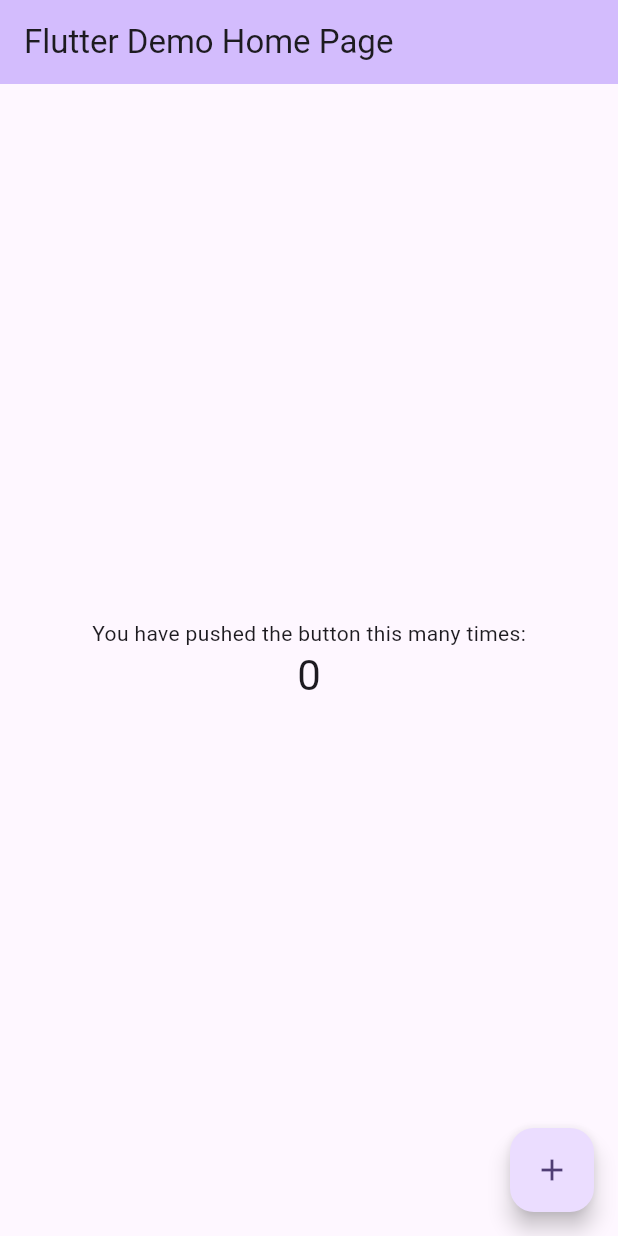
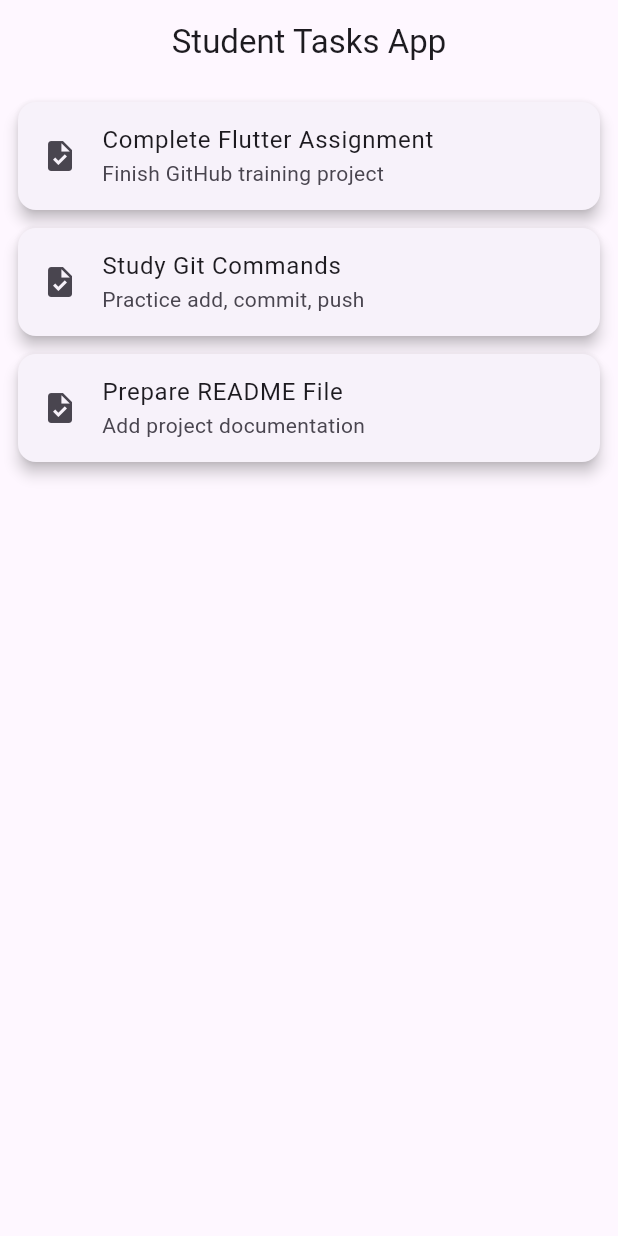
Before and after one commit to sadi-harb/github-training-project, a Flutter app: the screen it shows after launch, on a phone screen of 412 x 824 dp. Run offline on Flutter 3.47's test engine with Material 3 defaults, Android fonts, the phone set to English and light mode, and no system bars.

Commit message:
Added home screen layout

```diff
--- a/lib/main.dart
+++ b/lib/main.dart
@@ -1,121 +1,66 @@
 import 'package:flutter/material.dart';
 
 void main() {
-  runApp(const MyApp());
+  runApp(const StudentTasksApp());
 }
 
-class MyApp extends StatelessWidget {
-  const MyApp({super.key});
+class StudentTasksApp extends StatelessWidget {
+  const StudentTasksApp({super.key});
 
-  // This widget is the root of your application.
   @override
   Widget build(BuildContext context) {
     return MaterialApp(
-      title: 'Flutter Demo',
+      debugShowCheckedModeBanner: false,
+      title: 'Student Tasks App',
       theme: ThemeData(
-        // This is the theme of your application.
-        //
-        // TRY THIS: Try running your application with "flutter run". You'll see
-        // the application has a purple toolbar. Then, without quitting the app,
-        // try changing the seedColor in the colorScheme below to Colors.green
-        // and then invoke "hot reload" (save your changes or press the "hot
-        // reload" button in a Flutter-supported IDE, or press "r" if you used
-        // the command line to start the app).
-        //
-        // Notice that the counter didn't reset back to zero; the application
-        // state is not lost during the reload. To reset the state, use hot
-        // restart instead.
-        //
-        // This works for code too, not just values: Most code changes can be
-        // tested with just a hot reload.
-        colorScheme: .fromSeed(seedColor: Colors.deepPurple),
+        primarySwatch: Colors.blue,
       ),
-      home: const MyHomePage(title: 'Flutter Demo Home Page'),
+      home: const HomeScreen(),
     );
   }
 }
 
-class MyHomePage extends StatefulWidget {
-  const MyHomePage({super.key, required this.title});
+class HomeScreen extends StatelessWidget {
+  const HomeScreen({super.key});
 
-  // This widget is the home page of your application. It is stateful, meaning
-  // that it has a State object (defined below) that contains fields that affect
-  // how it looks.
-
-  // This class is the configuration for the state. It holds the values (in this
-  // case the title) provided by the parent (in this case the App widget) and
-  // used by the build method of the State. Fields in a Widget subclass are
-  // always marked "final".
-
-  final String title;
-
-  @override
-  State<MyHomePage> createState() => _MyHomePageState();
-}
-
-class _MyHomePageState extends State<MyHomePage> {
-  int _counter = 0;
-
-  void _incrementCounter() {
-    setState(() {
-      // This call to setState tells the Flutter framework that something has
-      // changed in this State, which causes it to rerun the build method below
-      // so that the display can reflect the updated values. If we changed
-      // _counter without calling setState(), then the build method would not be
-      // called again, and so nothing would appear to happen.
-      _counter++;
-    });
-  }
+  final List<Map<String, String>> tasks = const [
+    {
+      "title": "Complete Flutter Assignment",
+      "subtitle": "Finish GitHub training project"
+    },
+    {
+      "title": "Study Git Commands",
+      "subtitle": "Practice add, commit, push"
+    },
+    {
+      "title": "Prepare README File",
+      "subtitle": "Add project documentation"
+    },
+  ];
 
   @override
   Widget build(BuildContext context) {
-    // This method is rerun every time setState is called, for instance as done
-    // by the _incrementCounter method above.
-    //
-    // The Flutter framework has been optimized to make rerunning build methods
-    // fast, so that you can just rebuild anything that needs updating rather
-    // than having to individually change instances of widgets.
     return Scaffold(
       appBar: AppBar(
-        // TRY THIS: Try changing the color here to a specific color (to
-        // Colors.amber, perhaps?) and trigger a hot reload to see the AppBar
-        // change color while the other colors stay the same.
-        backgroundColor: Theme.of(context).colorScheme.inversePrimary,
-        // Here we take the value from the MyHomePage object that was created by
-        // the App.build method, and use it to set our appbar title.
-        title: Text(widget.title),
+        title: const Text("Student Tasks App"),
+        centerTitle: true,
       ),
-      body: Center(
-        // Center is a layout widget. It takes a single child and positions it
-        // in the middle of the parent.
-        child: Column(
-          // Column is also a layout widget. It takes a list of children and
-          // arranges them vertically. By default, it sizes itself to fit its
-          // children horizontally, and tries to be as tall as its parent.
-          //
-          // Column has various properties to control how it sizes itself and
-          // how it positions its children. Here we use mainAxisAlignment to
-          // center the children vertically; the main axis here is the vertical
-          // axis because Columns are vertical (the cross axis would be
-          // horizontal).
-          //
-          // TRY THIS: Invoke "debug painting" (choose the "Toggle Debug Paint"
-          // action in the IDE, or press "p" in the console), to see the
-          // wireframe for each widget.
-          mainAxisAlignment: .center,
-          children: [
-            const Text('You have pushed the button this many times:'),
-            Text(
-              '$_counter',
-              style: Theme.of(context).textTheme.headlineMedium,
-            ),
-          ],
+      body: Padding(
+        padding: const EdgeInsets.all(12),
+        child: ListView.builder(
+          itemCount: tasks.length,
+          itemBuilder: (context, index) {
+            return Card(
+              elevation: 4,
+              margin: const EdgeInsets.only(bottom: 12),
+              child: ListTile(
+                leading: const Icon(Icons.task),
+                title: Text(tasks[index]["title"]!),
+                subtitle: Text(tasks[index]["subtitle"]!),
+              ),
+            );
+          },
         ),
-      ),
-      floatingActionButton: FloatingActionButton(
-        onPressed: _incrementCounter,
-        tooltip: 'Increment',
-        child: const Icon(Icons.add),
       ),
     );
   }
```
